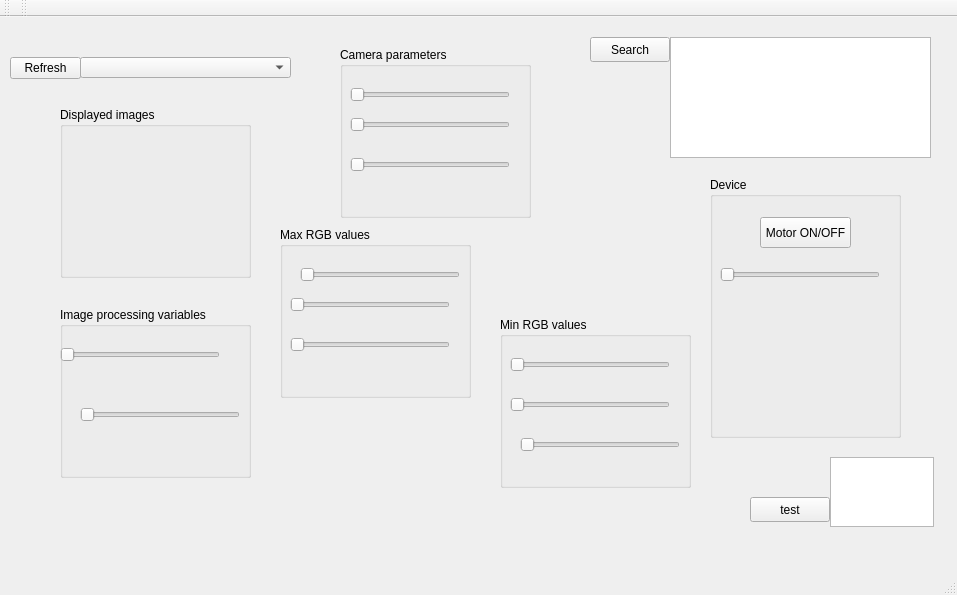
wiici/Apple-Grading-System, file Application/mainwindow.ui: the form before one commit.
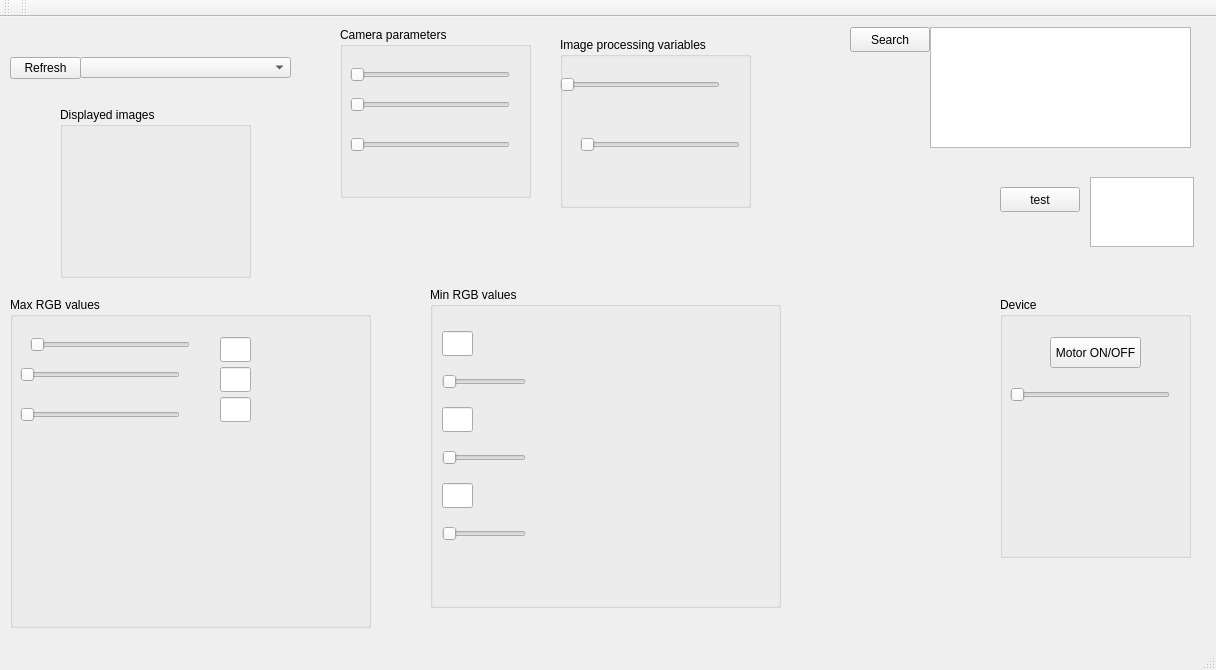
The form after the commit.

Commit message: Add labels to show RGB values

Diff of the .ui file:
```diff
--- a/Application/mainwindow.ui
+++ b/Application/mainwindow.ui
@@ -6,8 +6,8 @@
    <rect>
     <x>0</x>
     <y>0</y>
-    <width>957</width>
-    <height>595</height>
+    <width>1216</width>
+    <height>670</height>
    </rect>
   </property>
   <property name="windowTitle">
@@ -62,8 +62,8 @@
    <widget class="QPushButton" name="searchSerialPorts_pushButton">
     <property name="geometry">
      <rect>
-      <x>590</x>
-      <y>20</y>
+      <x>850</x>
+      <y>10</y>
       <width>80</width>
       <height>25</height>
      </rect>
@@ -75,8 +75,8 @@
    <widget class="QListWidget" name="listOfSerialPorts_listWidget">
     <property name="geometry">
      <rect>
-      <x>670</x>
-      <y>20</y>
+      <x>930</x>
+      <y>10</y>
       <width>261</width>
       <height>121</height>
      </rect>
@@ -85,8 +85,8 @@
    <widget class="QPushButton" name="searchSerialPorts_pushButton_2">
     <property name="geometry">
      <rect>
-      <x>750</x>
-      <y>480</y>
+      <x>1000</x>
+      <y>170</y>
       <width>80</width>
       <height>25</height>
      </rect>
@@ -98,8 +98,8 @@
    <widget class="QTextEdit" name="textEdit">
     <property name="geometry">
      <rect>
-      <x>830</x>
-      <y>440</y>
+      <x>1090</x>
+      <y>160</y>
       <width>104</width>
       <height>70</height>
      </rect>
@@ -109,7 +109,7 @@
     <property name="geometry">
      <rect>
       <x>340</x>
-      <y>30</y>
+      <y>10</y>
       <width>191</width>
       <height>171</height>
      </rect>
@@ -163,8 +163,8 @@
    <widget class="QGroupBox" name="ImageProcessingVariables_groupBox">
     <property name="geometry">
      <rect>
-      <x>60</x>
-      <y>290</y>
+      <x>560</x>
+      <y>20</y>
       <width>191</width>
       <height>171</height>
      </rect>
@@ -259,8 +259,8 @@
    <widget class="QGroupBox" name="DeviceVariables_groupBox">
     <property name="geometry">
      <rect>
-      <x>710</x>
-      <y>160</y>
+      <x>1000</x>
+      <y>280</y>
       <width>191</width>
       <height>261</height>
      </rect>
@@ -328,10 +328,10 @@
    <widget class="QGroupBox" name="minRGBvalues_groupBox">
     <property name="geometry">
      <rect>
-      <x>500</x>
-      <y>300</y>
-      <width>191</width>
-      <height>171</height>
+      <x>430</x>
+      <y>270</y>
+      <width>351</width>
+      <height>321</height>
      </rect>
     </property>
     <property name="title">
@@ -343,9 +343,9 @@
     <widget class="QSlider" name="RminValue_Slider">
      <property name="geometry">
       <rect>
-       <x>10</x>
-       <y>40</y>
-       <width>160</width>
+       <x>12</x>
+       <y>87</y>
+       <width>84</width>
        <height>16</height>
       </rect>
      </property>
@@ -383,9 +383,9 @@
     <widget class="QSlider" name="GminValue_Slider">
      <property name="geometry">
       <rect>
-       <x>10</x>
-       <y>80</y>
-       <width>160</width>
+       <x>12</x>
+       <y>163</y>
+       <width>84</width>
        <height>16</height>
       </rect>
      </property>
@@ -423,51 +423,108 @@
     <widget class="QSlider" name="BminValue_Slider">
      <property name="geometry">
       <rect>
-       <x>20</x>
+       <x>12</x>
+       <y>239</y>
+       <width>84</width>
+       <height>16</height>
+      </rect>
+     </property>
+     <property name="sizeIncrement">
+      <size>
+       <width>1</width>
+       <height>0</height>
+      </size>
+     </property>
+     <property name="mouseTracking">
+      <bool>false</bool>
+     </property>
+     <property name="toolTip">
+      <string/>
+     </property>
+     <property name="toolTipDuration">
+      <number>1</number>
+     </property>
+     <property name="statusTip">
+      <string/>
+     </property>
+     <property name="whatsThis">
+      <string/>
+     </property>
+     <property name="accessibleDescription">
+      <string/>
+     </property>
+     <property name="maximum">
+      <number>255</number>
+     </property>
+     <property name="orientation">
+      <enum>Qt::Horizontal</enum>
+     </property>
+    </widget>
+    <widget class="QLineEdit" name="BminValue_lineEdit">
+     <property name="geometry">
+      <rect>
+       <x>12</x>
+       <y>196</y>
+       <width>31</width>
+       <height>25</height>
+      </rect>
+     </property>
+     <property name="maximumSize">
+      <size>
+       <width>31</width>
+       <height>25</height>
+      </size>
+     </property>
+     <property name="readOnly">
+      <bool>true</bool>
+     </property>
+    </widget>
+    <widget class="QLineEdit" name="GminValue_lineEdit">
+     <property name="geometry">
+      <rect>
+       <x>12</x>
        <y>120</y>
-       <width>160</width>
-       <height>16</height>
+       <width>31</width>
+       <height>25</height>
       </rect>
      </property>
-     <property name="sizeIncrement">
+     <property name="maximumSize">
       <size>
-       <width>1</width>
-       <height>0</height>
+       <width>31</width>
+       <height>25</height>
       </size>
      </property>
-     <property name="mouseTracking">
-      <bool>false</bool>
+     <property name="readOnly">
+      <bool>true</bool>
      </property>
-     <property name="toolTip">
-      <string/>
+    </widget>
+    <widget class="QLineEdit" name="RminValue_lineEdit">
+     <property name="geometry">
+      <rect>
+       <x>12</x>
+       <y>44</y>
+       <width>31</width>
+       <height>25</height>
+      </rect>
      </property>
-     <property name="toolTipDuration">
-      <number>1</number>
+     <property name="maximumSize">
+      <size>
+       <width>31</width>
+       <height>25</height>
+      </size>
      </property>
-     <property name="statusTip">
-      <string/>
-     </property>
-     <property name="whatsThis">
-      <string/>
-     </property>
-     <property name="accessibleDescription">
-      <string/>
-     </property>
-     <property name="maximum">
-      <number>255</number>
-     </property>
-     <property name="orientation">
-      <enum>Qt::Horizontal</enum>
+     <property name="readOnly">
+      <bool>true</bool>
      </property>
     </widget>
    </widget>
    <widget class="QGroupBox" name="maxRGBvalues_groupBox">
     <property name="geometry">
      <rect>
-      <x>280</x>
-      <y>210</y>
-      <width>191</width>
-      <height>171</height>
+      <x>10</x>
+      <y>280</y>
+      <width>361</width>
+      <height>331</height>
      </rect>
     </property>
     <property name="title">
@@ -596,6 +653,63 @@
       <enum>Qt::Horizontal</enum>
      </property>
     </widget>
+    <widget class="QLineEdit" name="RmaxValue_lineEdit">
+     <property name="geometry">
+      <rect>
+       <x>210</x>
+       <y>40</y>
+       <width>31</width>
+       <height>25</height>
+      </rect>
+     </property>
+     <property name="maximumSize">
+      <size>
+       <width>31</width>
+       <height>25</height>
+      </size>
+     </property>
+     <property name="readOnly">
+      <bool>true</bool>
+     </property>
+    </widget>
+    <widget class="QLineEdit" name="GmaxValue_lineEdit">
+     <property name="geometry">
+      <rect>
+       <x>210</x>
+       <y>70</y>
+       <width>31</width>
+       <height>25</height>
+      </rect>
+     </property>
+     <property name="maximumSize">
+      <size>
+       <width>31</width>
+       <height>25</height>
+      </size>
+     </property>
+     <property name="readOnly">
+      <bool>true</bool>
+     </property>
+    </widget>
+    <widget class="QLineEdit" name="BmaxValue_lineEdit">
+     <property name="geometry">
+      <rect>
+       <x>210</x>
+       <y>100</y>
+       <width>31</width>
+       <height>25</height>
+      </rect>
+     </property>
+     <property name="maximumSize">
+      <size>
+       <width>31</width>
+       <height>25</height>
+      </size>
+     </property>
+     <property name="readOnly">
+      <bool>true</bool>
+     </property>
+    </widget>
    </widget>
   </widget>
   <widget class="QMenuBar" name="menuBar">
```
Left out of the diff: 10 changed lines with no effect on the pictures. The commit also changes 3 other files.
